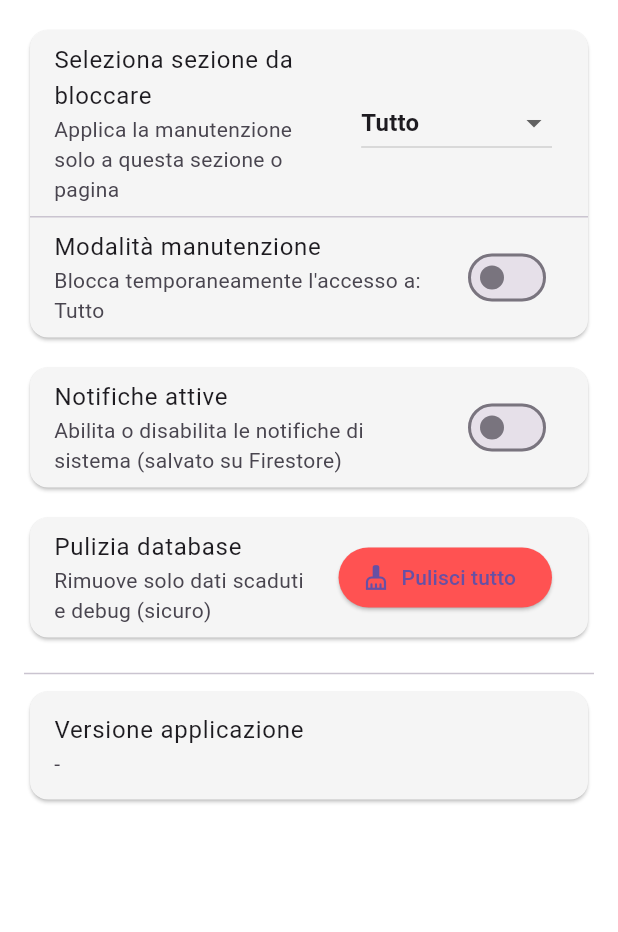
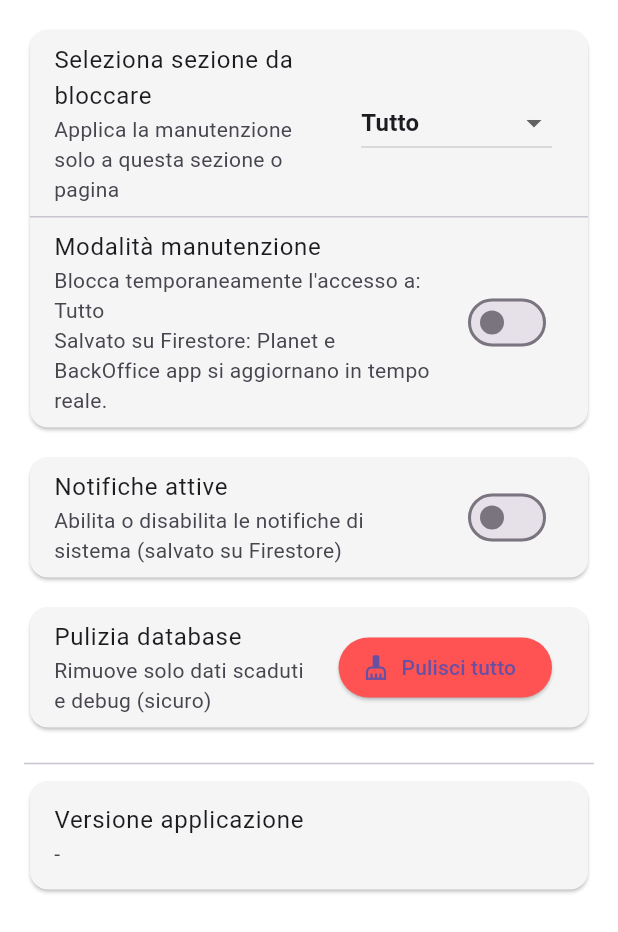
Before and after one commit to Marcellodinapoli/backoffice, a Flutter app: the BkSettingsPage widget shown alone on an empty page, opened directly, on a phone screen of 412 x 824 dp. Shown: the top 932 px of the screen. Run offline on Flutter 3.47's test engine with Material 3 defaults, Android fonts, the phone set to English and light mode, and no system bars; our stand-ins replace cloud_firestore, file_picker, firebase_auth, firebase_core, firebase_storage, flutter_markdown and 1 more; missing offline and left inert: dart:html, excel; accounts and stored records are empty.

Commit message:
Descrizione modifiche

```diff
--- a/lib/backoffice/pages/bk_settings_page.dart
+++ b/lib/backoffice/pages/bk_settings_page.dart
@@ -266,7 +266,8 @@ class _BkSettingsPageState extends State<BkSettingsPage> {
           SwitchListTile(
             title: const Text('Modalità manutenzione'),
             subtitle: Text(
-              'Blocca temporaneamente l\'accesso a: $selectedSection',
+              'Blocca temporaneamente l\'accesso a: $selectedSection\n'
+              'Salvato su Firestore: Planet e BackOffice app si aggiornano in tempo reale.',
             ),
             value: maintenanceMode,
             onChanged: _savingMaintenance
```
